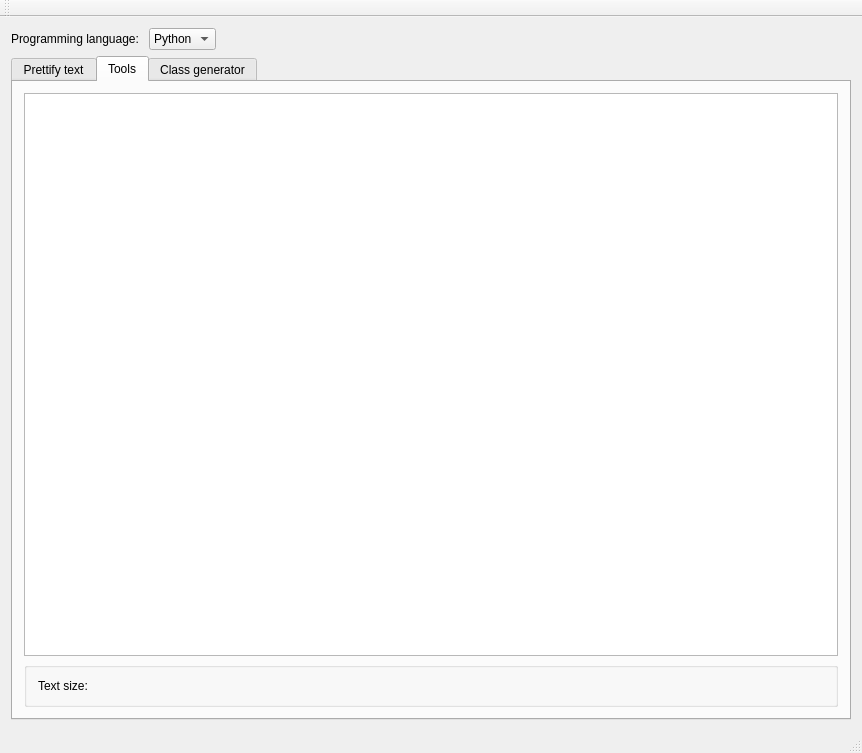
Before: the Qt Designer form CodeHelper/mainwindow.ui in matthiaszeller/CodeHelper, drawn with Qt 5.
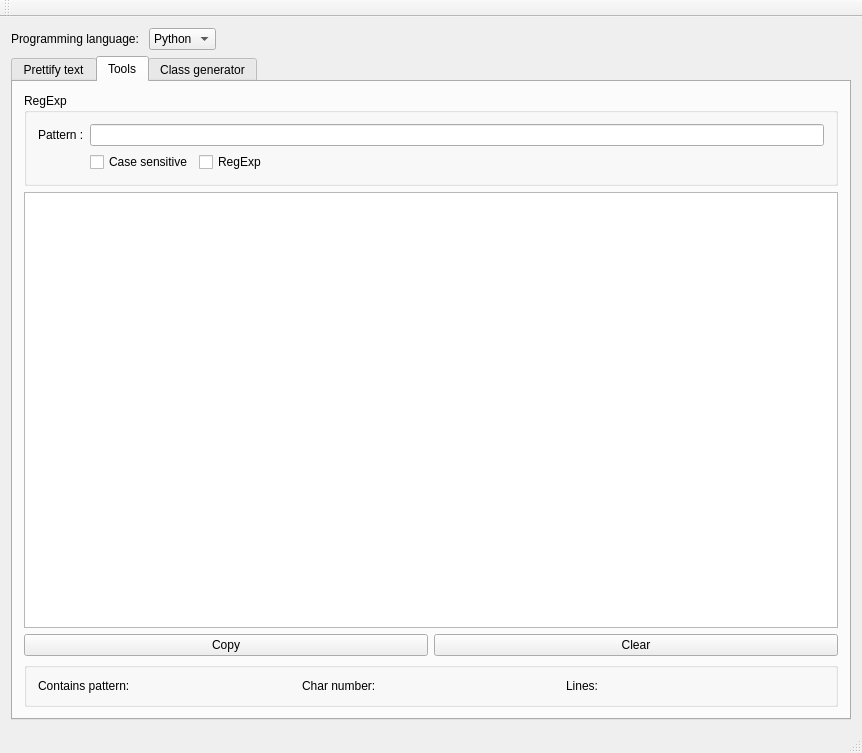
After: the same form once the commit is applied. The open tabs and pages were chosen to show the change.

Commit message: tab tools regexp and contains implementation

The edit to the form file:
```diff
--- a/CodeHelper/mainwindow.ui
+++ b/CodeHelper/mainwindow.ui
@@ -56,7 +56,7 @@
     <item>
      <widget class="QTabWidget" name="tabWidget">
       <property name="currentIndex">
-       <number>0</number>
+       <number>1</number>
       </property>
       <widget class="QWidget" name="tab_2">
        <attribute name="title">
@@ -285,29 +285,121 @@
         <string>Tools</string>
        </attribute>
        <layout class="QVBoxLayout" name="verticalLayout_4">
+        <item>
+         <widget class="QGroupBox" name="groupBox_4">
+          <property name="title">
+           <string>RegExp</string>
+          </property>
+          <layout class="QGridLayout" name="gridLayout_4">
+           <item row="1" column="1">
+            <widget class="QCheckBox" name="checkBox_tools_case_sensitivity">
+             <property name="text">
+              <string>Case sensitive</string>
+             </property>
+            </widget>
+           </item>
+           <item row="0" column="0">
+            <widget class="QLabel" name="label_9">
+             <property name="text">
+              <string>Pattern :</string>
+             </property>
+            </widget>
+           </item>
+           <item row="1" column="2">
+            <widget class="QCheckBox" name="checkBox_tools_regexp">
+             <property name="text">
+              <string>RegExp</string>
+             </property>
+            </widget>
+           </item>
+           <item row="1" column="3">
+            <spacer name="horizontalSpacer_3">
+             <property name="orientation">
+              <enum>Qt::Horizontal</enum>
+             </property>
+             <property name="sizeHint" stdset="0">
+              <size>
+               <width>40</width>
+               <height>20</height>
+              </size>
+             </property>
+            </spacer>
+           </item>
+           <item row="0" column="1" colspan="3">
+            <widget class="QLineEdit" name="lineEdit_tools_pattern"/>
+           </item>
+          </layout>
+         </widget>
+        </item>
         <item>
          <widget class="QPlainTextEdit" name="plainTextEdit_tools"/>
         </item>
+        <item>
+         <layout class="QHBoxLayout" name="horizontalLayout_4">
+          <item>
+           <widget class="QPushButton" name="pushButton_tools_copy">
+            <property name="text">
+             <string>Copy</string>
+            </property>
+           </widget>
+          </item>
+          <item>
+           <widget class="QPushButton" name="pushButton_tools_clear">
+            <property name="text">
+             <string>Clear</string>
+            </property>
+           </widget>
+          </item>
+         </layout>
+        </item>
         <item>
          <widget class="QGroupBox" name="groupBox_2">
           <property name="title">
            <string/>
           </property>
           <layout class="QGridLayout" name="gridLayout">
+           <item row="0" column="5">
+            <widget class="QLabel" name="label_tools_lines">
+             <property name="text">
+              <string/>
+             </property>
+            </widget>
+           </item>
            <item row="0" column="0">
+            <widget class="QLabel" name="label_10">
+             <property name="text">
+              <string>Contains pattern:</string>
+             </property>
+            </widget>
+           </item>
+           <item row="0" column="2">
             <widget class="QLabel" name="label_3">
              <property name="text">
-              <string>Text size: </string>
+              <string>Char number:</string>
              </property>
             </widget>
            </item>
-           <item row="0" column="1">
+           <item row="0" column="3">
             <widget class="QLabel" name="label_tools_size">
              <property name="text">
               <string/>
              </property>
             </widget>
            </item>
+           <item row="0" column="4">
+            <widget class="QLabel" name="label_11">
+             <property name="text">
+              <string>Lines:</string>
+             </property>
+            </widget>
+           </item>
+           <item row="0" column="1">
+            <widget class="QLabel" name="label_tools_pattern">
+             <property name="text">
+              <string/>
+             </property>
+            </widget>
+           </item>
           </layout>
          </widget>
         </item>
```
The commit also changes 2 other files.
